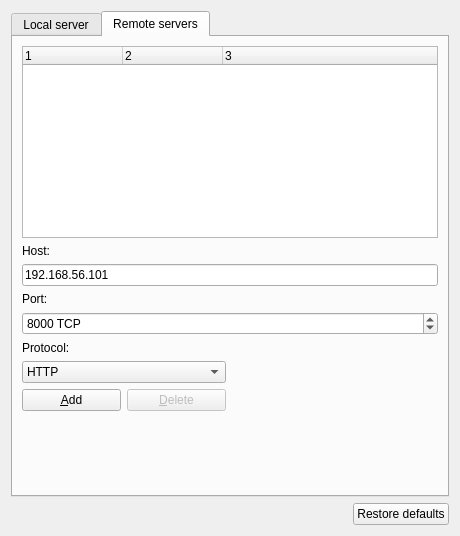
First picture: the form in gns3/ui/server_preferences_page.ui, repository sahil30/gns3-gui, before the edit.
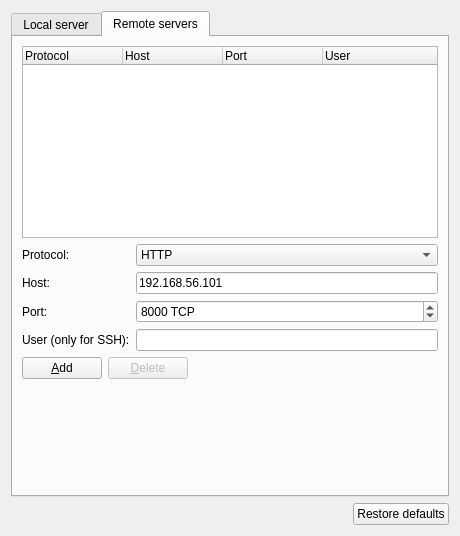
Second picture: the form after the edit.

Commit message: Create SSH server

The edit to the form file:
```diff
--- a/gns3/ui/server_preferences_page.ui
+++ b/gns3/ui/server_preferences_page.ui
@@ -13,8 +13,32 @@
   <property name="windowTitle">
    <string>Server</string>
   </property>
-  <layout class="QVBoxLayout">
-   <item>
+  <layout class="QGridLayout" name="gridLayout">
+   <item row="1" column="0">
+    <layout class="QHBoxLayout" name="horizontalLayout_2">
+     <item>
+      <spacer name="horizontalSpacer">
+       <property name="orientation">
+        <enum>Qt::Horizontal</enum>
+       </property>
+       <property name="sizeHint" stdset="0">
+        <size>
+         <width>164</width>
+         <height>20</height>
+        </size>
+       </property>
+      </spacer>
+     </item>
+     <item>
+      <widget class="QPushButton" name="uiRestoreDefaultsPushButton">
+       <property name="text">
+        <string>Restore defaults</string>
+       </property>
+      </widget>
+     </item>
+    </layout>
+   </item>
+   <item row="0" column="0">
     <widget class="QTabWidget" name="uiTabWidget">
      <property name="currentIndex">
       <number>1</number>
@@ -233,28 +257,129 @@
       <attribute name="title">
        <string>Remote servers</string>
       </attribute>
-      <layout class="QGridLayout" name="gridLayout_2">
-       <item row="6" column="0">
-        <widget class="QLabel" name="uiRemoteServerProtocolLabel">
-         <property name="text">
-          <string>Protocol:</string>
+      <layout class="QVBoxLayout" name="verticalLayout">
+       <item>
+        <widget class="QTreeWidget" name="uiRemoteServersTreeWidget">
+         <property name="columnCount">
+          <number>4</number>
          </property>
+         <column>
+          <property name="text">
+           <string notr="true">Protocol</string>
+          </property>
+         </column>
+         <column>
+          <property name="text">
+           <string notr="true">Host</string>
+          </property>
+         </column>
+         <column>
+          <property name="text">
+           <string notr="true">Port</string>
+          </property>
+         </column>
+         <column>
+          <property name="text">
+           <string>User</string>
+          </property>
+         </column>
         </widget>
        </item>
-       <item row="10" column="0" colspan="2">
-        <spacer name="spacer_2">
-         <property name="orientation">
-          <enum>Qt::Vertical</enum>
+       <item>
+        <layout class="QFormLayout" name="formLayout">
+         <property name="fieldGrowthPolicy">
+          <enum>QFormLayout::ExpandingFieldsGrow</enum>
          </property>
-         <property name="sizeHint" stdset="0">
-          <size>
-           <width>390</width>
-           <height>12</height>
-          </size>
-         </property>
-        </spacer>
+         <item row="0" column="0">
+          <widget class="QLabel" name="uiRemoteServerProtocolLabel">
+           <property name="text">
+            <string>Protocol:</string>
+           </property>
+          </widget>
+         </item>
+         <item row="0" column="1">
+          <widget class="QComboBox" name="uiRemoteServerProtocolComboBox">
+           <property name="sizePolicy">
+            <sizepolicy hsizetype="Expanding" vsizetype="Fixed">
+             <horstretch>0</horstretch>
+             <verstretch>0</verstretch>
+            </sizepolicy>
+           </property>
+           <property name="currentText">
+            <string>HTTP</string>
+           </property>
+           <item>
+            <property name="text">
+             <string>HTTP</string>
+            </property>
+           </item>
+           <item>
+            <property name="text">
+             <string>SSH</string>
+            </property>
+           </item>
+          </widget>
+         </item>
+         <item row="1" column="0">
+          <widget class="QLabel" name="uiRemoteServerHostLabel">
+           <property name="text">
+            <string>Host:</string>
+           </property>
+          </widget>
+         </item>
+         <item row="1" column="1">
+          <widget class="QLineEdit" name="uiRemoteServerPortLineEdit">
+           <property name="text">
+            <string>192.168.56.101</string>
+           </property>
+          </widget>
+         </item>
+         <item row="2" column="0">
+          <widget class="QLabel" name="uiRemoteServerPortLabel">
+           <property name="text">
+            <string>Port:</string>
+           </property>
+          </widget>
+         </item>
+         <item row="2" column="1">
+          <widget class="QSpinBox" name="uiRemoteServerPortSpinBox">
+           <property name="sizePolicy">
+            <sizepolicy hsizetype="Expanding" vsizetype="Fixed">
+             <horstretch>0</horstretch>
+             <verstretch>0</verstretch>
+            </sizepolicy>
+           </property>
+           <property name="suffix">
+            <string notr="true"> TCP</string>
+           </property>
+           <property name="maximum">
+            <number>65535</number>
+           </property>
+           <property name="value">
+            <number>8000</number>
+           </property>
+          </widget>
+         </item>
+         <item row="3" column="0">
+          <widget class="QLabel" name="uiRemoteServerUserLabel">
+           <property name="text">
+            <string>User (only for SSH):</string>
+           </property>
+          </widget>
+         </item>
+         <item row="3" column="1">
+          <widget class="QLineEdit" name="uiRemoteServerUserLineEdit">
+           <property name="sizePolicy">
+            <sizepolicy hsizetype="Expanding" vsizetype="Fixed">
+             <horstretch>0</horstretch>
+             <verstretch>0</verstretch>
+            </sizepolicy>
+           </property>
+          </widget>
+         </item>
+        </layout>
        </item>
-       <item row="9" column="0">
+       <item>
         <layout class="QHBoxLayout" name="horizontalLayout_3">
          <item>
           <widget class="QPushButton" name="uiAddRemoteServerPushButton">
@@ -273,137 +398,41 @@
            </property>
           </widget>
          </item>
+         <item>
+          <spacer name="horizontalSpacer_2">
+           <property name="orientation">
+            <enum>Qt::Horizontal</enum>
+           </property>
+           <property name="sizeHint" stdset="0">
+            <size>
+             <width>206</width>
+             <height>20</height>
+            </size>
+           </property>
+          </spacer>
+         </item>
         </layout>
        </item>
-       <item row="2" column="0" colspan="2">
-        <widget class="QLineEdit" name="uiRemoteServerPortLineEdit">
-         <property name="text">
-          <string>192.168.56.101</string>
-         </property>
-        </widget>
-       </item>
-       <item row="3" column="0">
-        <widget class="QLabel" name="uiRemoteServerPortLabel">
-         <property name="text">
-          <string>Port:</string>
-         </property>
-        </widget>
-       </item>
-       <item row="1" column="0">
-        <widget class="QLabel" name="uiRemoteServerHostLabel">
-         <property name="text">
-          <string>Host:</string>
-         </property>
-        </widget>
-       </item>
-       <item row="0" column="0" colspan="2">
-        <widget class="QTreeWidget" name="uiRemoteServersTreeWidget">
-         <property name="columnCount">
-          <number>3</number>
-         </property>
-         <column>
-          <property name="text">
-           <string notr="true">1</string>
-          </property>
-         </column>
-         <column>
-          <property name="text">
-           <string notr="true">2</string>
-          </property>
-         </column>
-         <column>
-          <property name="text">
-           <string notr="true">3</string>
-          </property>
-         </column>
-        </widget>
-       </item>
-       <item row="4" column="0" colspan="2">
-        <widget class="QSpinBox" name="uiRemoteServerPortSpinBox">
-         <property name="suffix">
-          <string notr="true"> TCP</string>
-         </property>
-         <property name="maximum">
-          <number>65535</number>
-         </property>
-         <property name="value">
-          <number>8000</number>
-         </property>
-        </widget>
-       </item>
-       <item row="9" column="1">
-        <spacer name="horizontalSpacer_2">
+       <item>
+        <spacer name="spacer_2">
          <property name="orientation">
-          <enum>Qt::Horizontal</enum>
+          <enum>Qt::Vertical</enum>
          </property>
          <property name="sizeHint" stdset="0">
           <size>
-           <width>206</width>
-           <height>20</height>
+           <width>390</width>
+           <height>12</height>
           </size>
          </property>
         </spacer>
        </item>
-       <item row="7" column="0">
-        <widget class="QComboBox" name="uiRemoteServerComboBox">
-         <property name="sizePolicy">
-          <sizepolicy hsizetype="Expanding" vsizetype="Fixed">
-           <horstretch>0</horstretch>
-           <verstretch>0</verstretch>
-          </sizepolicy>
-         </property>
-         <property name="currentText">
-          <string>HTTP</string>
-         </property>
-         <item>
-          <property name="text">
-           <string>HTTP</string>
-          </property>
-         </item>
-         <item>
-          <property name="text">
-           <string>SSH</string>
-          </property>
-         </item>
-        </widget>
-       </item>
       </layout>
       <zorder>spacer_2</zorder>
-      <zorder>uiRemoteServerPortLabel</zorder>
-      <zorder>uiRemoteServerPortSpinBox</zorder>
-      <zorder>uiRemoteServerHostLabel</zorder>
-      <zorder>uiRemoteServerPortLineEdit</zorder>
       <zorder>uiRemoteServersTreeWidget</zorder>
-      <zorder>horizontalSpacer_2</zorder>
-      <zorder>uiRemoteServerProtocolLabel</zorder>
-      <zorder>uiRemoteServerComboBox</zorder>
+      <zorder>formLayoutWidget</zorder>
      </widget>
     </widget>
    </item>
-   <item>
-    <layout class="QHBoxLayout" name="horizontalLayout_2">
-     <item>
-      <spacer name="horizontalSpacer">
-       <property name="orientation">
-        <enum>Qt::Horizontal</enum>
-       </property>
-       <property name="sizeHint" stdset="0">
-        <size>
-         <width>164</width>
-         <height>20</height>
-        </size>
-       </property>
-      </spacer>
-     </item>
-     <item>
-      <widget class="QPushButton" name="uiRestoreDefaultsPushButton">
-       <property name="text">
-        <string>Restore defaults</string>
-       </property>
-      </widget>
-     </item>
-    </layout>
-   </item>
   </layout>
  </widget>
  <tabstops>
```
The commit also changes 3 other files.
